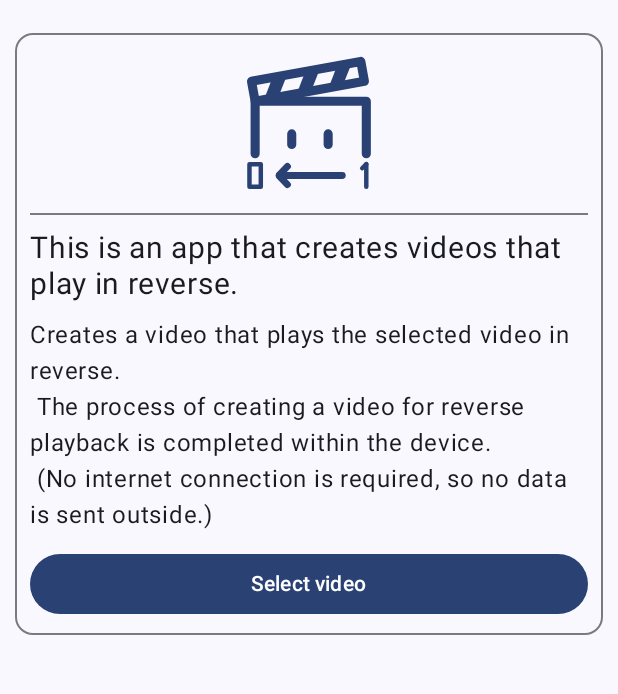
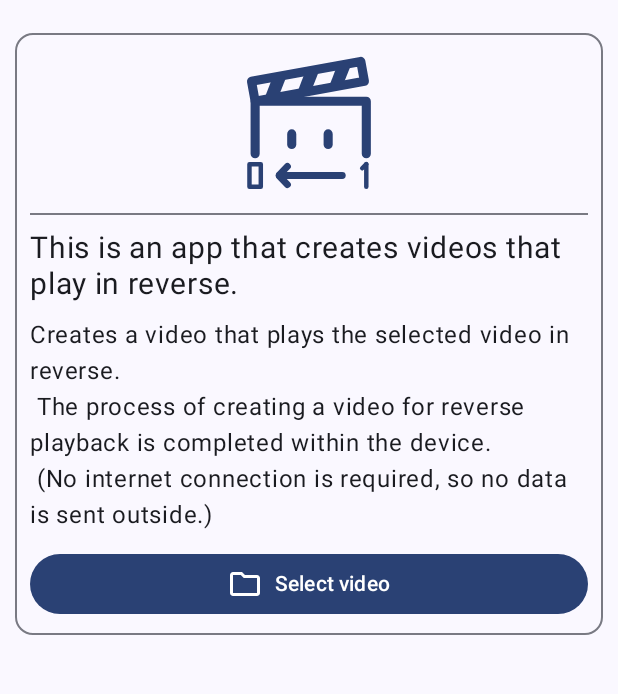
Before and after one commit to takusan23/DougaUnDroid, an Android app built with Jetpack Compose: the screen it shows after launch (MainActivity), on a phone screen of 412 x 824 dp, the part 78-772 px from its top. Run offline under Robolectric (Android 15) with nearby library versions, the phone set to English and light mode, and no system bars; 1 statement that could not run was skipped.

Commit message:
アイコン調整

```diff
--- a/app/src/main/java/io/github/takusan23/dougaundroid/DougaUnDroidService.kt
+++ b/app/src/main/java/io/github/takusan23/dougaundroid/DougaUnDroidService.kt
@@ -105,7 +105,7 @@ class DougaUnDroidService : Service() {
             setContentTitle(getString(R.string.service_notification_title))
             setContentText(getString(R.string.service_notification_description))
             setProgress(10, (currentPosition * 10).toInt(), false)
-            setSmallIcon(R.drawable.ic_launcher_foreground)
+            setSmallIcon(R.drawable.android_douga_undroid)
         }.build()
         // 一応 compat で
         val foregroundServiceType = if (Build.VERSION.SDK_INT >= Build.VERSION_CODES.UPSIDE_DOWN_CAKE) {
--- a/app/src/main/java/io/github/takusan23/dougaundroid/ui/components/HelloCard.kt
+++ b/app/src/main/java/io/github/takusan23/dougaundroid/ui/components/HelloCard.kt
@@ -2,10 +2,13 @@ package io.github.takusan23.dougaundroid.ui.components
 
 import androidx.compose.foundation.layout.Arrangement
 import androidx.compose.foundation.layout.Column
+import androidx.compose.foundation.layout.Spacer
 import androidx.compose.foundation.layout.fillMaxWidth
 import androidx.compose.foundation.layout.height
 import androidx.compose.foundation.layout.padding
+import androidx.compose.foundation.layout.size
 import androidx.compose.material3.Button
+import androidx.compose.material3.ButtonDefaults
 import androidx.compose.material3.Divider
 import androidx.compose.material3.Icon
 import androidx.compose.material3.MaterialTheme
@@ -53,6 +56,8 @@ fun HelloCard(
                 modifier = Modifier.fillMaxWidth(),
                 onClick = onSelectClick
             ) {
+                Icon(painter = painterResource(id = R.drawable.folder_24px), contentDescription = null)
+                Spacer(modifier = Modifier.size(ButtonDefaults.IconSpacing))
                 Text(text = stringResource(id = R.string.select_video))
             }
         }
--- a/app/src/main/java/io/github/takusan23/dougaundroid/ui/components/InputVideoInfoCard.kt
+++ b/app/src/main/java/io/github/takusan23/dougaundroid/ui/components/InputVideoInfoCard.kt
@@ -2,13 +2,18 @@ package io.github.takusan23.dougaundroid.ui.components
 
 import androidx.compose.foundation.layout.Arrangement
 import androidx.compose.foundation.layout.Column
+import androidx.compose.foundation.layout.Spacer
 import androidx.compose.foundation.layout.fillMaxWidth
 import androidx.compose.foundation.layout.padding
+import androidx.compose.foundation.layout.size
+import androidx.compose.material3.ButtonDefaults
+import androidx.compose.material3.Icon
 import androidx.compose.material3.OutlinedButton
 import androidx.compose.material3.OutlinedCard
 import androidx.compose.material3.Text
 import androidx.compose.runtime.Composable
 import androidx.compose.ui.Modifier
+import androidx.compose.ui.res.painterResource
 import androidx.compose.ui.res.stringResource
 import androidx.compose.ui.unit.dp
 import androidx.compose.ui.unit.sp
@@ -45,6 +50,8 @@ fun InputVideoInfoCard(
                 modifier = Modifier.fillMaxWidth(),
                 onClick = onReSelectClick
             ) {
+                Icon(painter = painterResource(id = R.drawable.folder_24px), contentDescription = null)
+                Spacer(modifier = Modifier.size(ButtonDefaults.IconSpacing))
                 Text(text = stringResource(id = R.string.select_video_re_select))
             }
         }
--- a/app/src/main/java/io/github/takusan23/dougaundroid/ui/components/StartButton.kt
+++ b/app/src/main/java/io/github/takusan23/dougaundroid/ui/components/StartButton.kt
@@ -2,12 +2,17 @@ package io.github.takusan23.dougaundroid.ui.components
 
 import androidx.compose.foundation.layout.Arrangement
 import androidx.compose.foundation.layout.Column
+import androidx.compose.foundation.layout.Spacer
 import androidx.compose.foundation.layout.fillMaxWidth
+import androidx.compose.foundation.layout.size
 import androidx.compose.material3.Button
+import androidx.compose.material3.ButtonDefaults
+import androidx.compose.material3.Icon
 import androidx.compose.material3.Text
 import androidx.compose.runtime.Composable
 import androidx.compose.ui.Alignment
 import androidx.compose.ui.Modifier
+import androidx.compose.ui.res.painterResource
 import androidx.compose.ui.res.stringResource
 import androidx.compose.ui.unit.dp
 import io.github.takusan23.dougaundroid.R
@@ -28,6 +33,8 @@ fun StartButton(
         verticalArrangement = Arrangement.spacedBy(10.dp)
     ) {
         Button(onClick = onClick) {
+            Icon(painter = painterResource(id = R.drawable.android_douga_undroid), contentDescription = null)
+            Spacer(modifier = Modifier.size(ButtonDefaults.IconSpacing))
             Text(text = stringResource(id = R.string.start_button))
         }
         Text(text = stringResource(id = R.string.start_button_description))
--- a/app/src/main/java/io/github/takusan23/dougaundroid/ui/screen/HomeScreen.kt
+++ b/app/src/main/java/io/github/takusan23/dougaundroid/ui/screen/HomeScreen.kt
@@ -4,7 +4,9 @@ import androidx.activity.compose.rememberLauncherForActivityResult
 import androidx.activity.result.PickVisualMediaRequest
 import androidx.activity.result.contract.ActivityResultContracts
 import androidx.compose.foundation.layout.Arrangement
+import androidx.compose.foundation.layout.Spacer
 import androidx.compose.foundation.layout.fillMaxSize
+import androidx.compose.foundation.layout.height
 import androidx.compose.foundation.layout.padding
 import androidx.compose.foundation.lazy.LazyColumn
 import androidx.compose.material3.ExperimentalMaterial3Api
@@ -115,6 +117,11 @@ fun HomeScreen(
                 }
             }
 
+            // 開始ボタンまでスペースが空いていて欲しい
+            item {
+                Spacer(modifier = Modifier.height(50.dp))
+            }
+
             if (inputVideoInfo.value != null) {
                 item {
                     StartButton(
--- a/app/src/main/res/drawable/android_douga_undroid.xml
+++ b/app/src/main/res/drawable/android_douga_undroid.xml
@@ -1,6 +1,6 @@
 <vector xmlns:android="http://schemas.android.com/apk/res/android"
-    android:width="8.73dp"
-    android:height="8.73dp"
+    android:width="24dp"
+    android:height="24dp"
     android:viewportWidth="873"
     android:viewportHeight="873">
   <group>
--- /dev/null
+++ b/app/src/main/res/drawable/folder_24px.xml
@@ -0,0 +1,9 @@
+<vector xmlns:android="http://schemas.android.com/apk/res/android"
+    android:width="24dp"
+    android:height="24dp"
+    android:viewportWidth="960"
+    android:viewportHeight="960">
+  <path
+      android:fillColor="@android:color/white"
+      android:pathData="M160,800Q127,800 103.5,776.5Q80,753 80,720L80,240Q80,207 103.5,183.5Q127,160 160,160L400,160L480,240L800,240Q833,240 856.5,263.5Q880,287 880,320L880,720Q880,753 856.5,776.5Q833,800 800,800L160,800ZM160,720L800,720Q800,720 800,720Q800,720 800,720L800,320Q800,320 800,320Q800,320 800,320L447,320L367,240L160,240Q160,240 160,240Q160,240 160,240L160,720Q160,720 160,720Q160,720 160,720ZM160,720Q160,720 160,720Q160,720 160,720L160,240Q160,240 160,240Q160,240 160,240L160,240L160,320L160,320Q160,320 160,320Q160,320 160,320L160,720Q160,720 160,720Q160,720 160,720L160,720Z"/>
+</vector>
```
